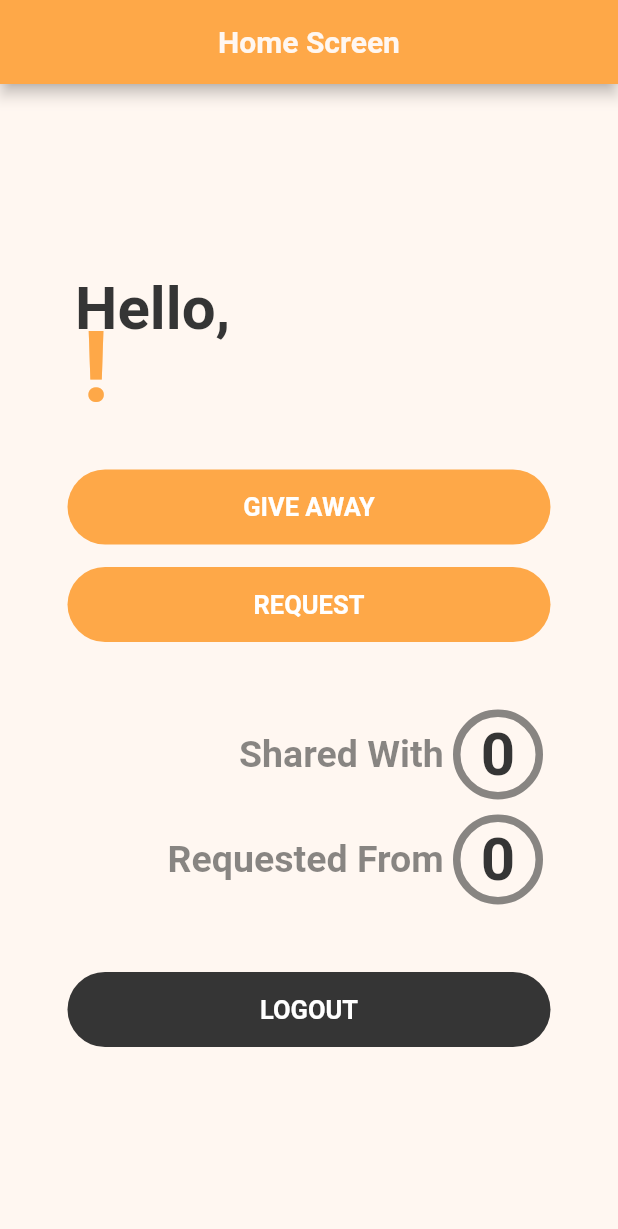
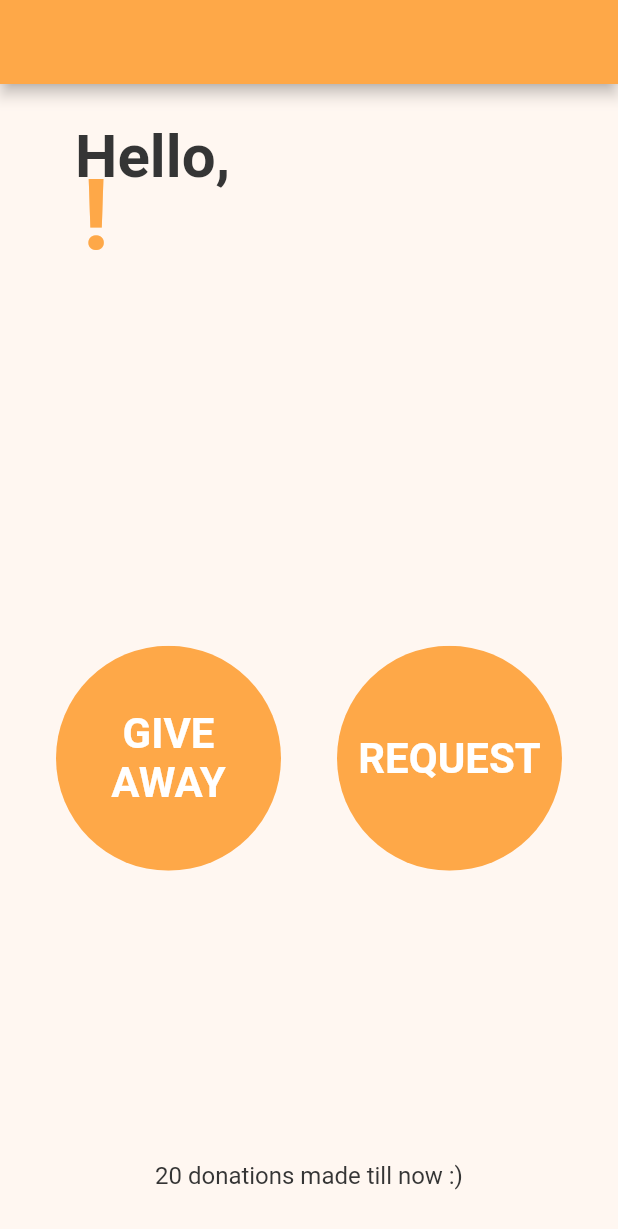
Before and after one commit to Food-For-Good/ffg-mobile, a Flutter app: the screen it shows once a user with an empty profile is signed in, on a phone screen of 412 x 824 dp. Shown: the top 1229 px of the screen. Run offline on Flutter 3.47's test engine with Material 2 defaults, Android fonts, the phone set to English and light mode, and no system bars; our stand-ins replace cloud_firestore, firebase_auth, flushbar, flutter_map, flutter_spinkit, font_awesome_flutter and 3 more; missing offline and left inert: geocoder; accounts and stored records are empty; Roboto replaces fonts that are missing (Proxima Nova).

Commit message:
1] Changed rounded_button.dart file, 'height' and 'width' variable added. Default values for height and width is 150.0.   2] New design of Homepage applied  3] Appbar heading removed

```diff
--- a/lib/components/rounded_button.dart
+++ b/lib/components/rounded_button.dart
@@ -1,3 +1,4 @@
+import 'package:FoodForGood/constants.dart';
 import 'package:flutter/material.dart';
 
 class RoundedButton extends StatelessWidget {
@@ -5,42 +6,44 @@ class RoundedButton extends StatelessWidget {
   final Color colour;
   final String title;
   final Function pressed;
+  final height;
+  final width;
 
-  RoundedButton(
-      {this.colour,
+  RoundedButton({
+    this.colour,
     this.title,
     this.pressed,
-      this.splashColour = Colors.deepOrange});
+    this.splashColour = Colors.deepOrange,
+    this.height = 150.0,
+    this.width = 150.0
+  });
 
   @override
   Widget build(BuildContext context) {
-    return Container(
+    return ClipOval(
+      child: Material(
+        color: kPrimaryColor, // button color
+        child: InkWell(
+          splashColor: splashColour,
+          onTap: pressed,
+          child: Container(
+            alignment: Alignment.center,
+            height: height,
+            width: width,
             child: Padding(
-        padding: const EdgeInsets.only(left: 45.0, right: 45.0),
-        child: Row(
-          children: <Widget>[
-            Expanded(
-              child: FlatButton(
-                shape: RoundedRectangleBorder(
-                  borderRadius: BorderRadius.circular(30.0),
-                ),
-                color: colour,
-                splashColor: splashColour,
-                onPressed: pressed,
-                child: Padding(
-                  padding: const EdgeInsets.only(top: 15.0, bottom: 15.0),
+              padding: const EdgeInsets.all(8.0),
               child: Text(
                 title,
+                softWrap: true,
+                textAlign: TextAlign.center,
                 style: TextStyle(
                   color: Colors.white,
                   fontWeight: FontWeight.bold,
-                      fontSize: 17.0,
+                  fontSize: 28.0,
                 ),
               ),
             ),
           ),
-            )
-          ],
         ),
       ),
     );
--- a/lib/screens/home_screen.dart
+++ b/lib/screens/home_screen.dart
@@ -51,21 +51,15 @@ class _HomeScreenState extends State<HomeScreen> {
       child: Scaffold(
         appBar: AppBar(
           leading: Container(),
-          centerTitle: true,
-          title: Text(
-            'Home Screen',
-            style: kTitleStyle,
-          ),
         ),
         body: ModalProgressHUD(
           inAsyncCall: showSpinner,
           color: kPrimaryColor,
           child: Column(
-            mainAxisAlignment: MainAxisAlignment.center,
             children: <Widget>[
               Padding(
-                padding: const EdgeInsets.symmetric(horizontal: 50.0),
-                child: Center(
+                padding:
+                  const EdgeInsets.symmetric(horizontal: 50.0, vertical: 25),
                 child: Stack(
                   children: <Widget>[
                     Text(
@@ -101,8 +95,11 @@ class _HomeScreenState extends State<HomeScreen> {
                   ],
                 ),
               ),
-              ),
               SizedBox(height: 30.0),
+              Expanded(
+                child: Row(
+                  mainAxisAlignment: MainAxisAlignment.spaceEvenly,
+                  children: [
                   RoundedButton(
                     colour: kPrimaryColor,
                     title: 'GIVE AWAY',
@@ -117,106 +114,21 @@ class _HomeScreenState extends State<HomeScreen> {
                       );
                     },
                   ),
-              SizedBox(height: 15.0),
                   RoundedButton(
                     colour: kPrimaryColor,
                     title: 'REQUEST',
+                    height: 150.0,
                     pressed: () {
                       Navigator.pushNamed(context, '/request');
                     },
                   ),
-              SizedBox(height: 40.0),
-              Padding(
-                padding: EdgeInsets.symmetric(horizontal: 50.0, vertical: 5.0),
-                child: Row(
-                  mainAxisAlignment: MainAxisAlignment.end,
-                  children: <Widget>[
-                    Text(
-                      'Shared With ',
-                      style: kHeadingStyle.copyWith(
-                        fontSize: 25.0,
-                        color: kSecondaryColor.withAlpha(150),
-                      ),
+                ]),
               ),
               Container(
-                      width: 60.0,
-                      height: 60.0,
-                      child: Container(
-                        child: Center(
-                          child: Text(
-                            this.sharedWith.toString(),
-                            style: kHeadingStyle.copyWith(
-                                fontSize: 40.0, color: kSecondaryColor),
+                height: 50,
+                child: Text('20 donations made till now :)',
+                  style: kTextStyle,
                 ),
-                        ),
-                        decoration: BoxDecoration(
-                          border: Border.all(
-                            color: kSecondaryColor.withAlpha(150),
-                            width: 5.0,
-                          ),
-                          shape: BoxShape.circle,
-                        ),
-                      ),
-                    ),
-                  ],
-                ),
-              ),
-              Padding(
-                padding: EdgeInsets.symmetric(horizontal: 50.0, vertical: 5.0),
-                child: Row(
-                  mainAxisAlignment: MainAxisAlignment.end,
-                  children: <Widget>[
-                    Text(
-                      'Requested From ',
-                      style: kHeadingStyle.copyWith(
-                        fontSize: 25.0,
-                        color: kSecondaryColor.withAlpha(150),
-                      ),
-                    ),
-                    Container(
-                      width: 60.0,
-                      height: 60.0,
-                      child: Container(
-                        child: Center(
-                          child: Text(
-                            this.requestedFrom.toString(),
-                            style: kHeadingStyle.copyWith(
-                                fontSize: 40.0, color: kSecondaryColor),
-                          ),
-                        ),
-                        decoration: BoxDecoration(
-                          border: Border.all(
-                            color: kSecondaryColor.withAlpha(150),
-                            width: 5.0,
-                          ),
-                          shape: BoxShape.circle,
-                        ),
-                      ),
-                    ),
-                  ],
-                ),
-              ),
-              SizedBox(height: 40.0),
-              RoundedButton(
-                title: 'LOGOUT',
-                colour: kSecondaryColor,
-                splashColour: kBackgroundColor.withAlpha(150),
-                pressed: () async {
-                  setState(() {
-                    showSpinner = true;
-                  });
-                  try {
-                    AuthService auth = Provider.of(context).auth;
-                    auth.signOut();
-                    Navigator.pop(context);
-                    Navigator.pushReplacementNamed(context, '/');
-                    setState(() {
-                      showSpinner = false;
-                    });
-                  } catch (e) {
-                    print('Error: ' + e.toString());
-                  }
-                },
               ),
             ],
           ),
```
Also changed, not shown: pubspec.lock. Lines whose indentation alone changed are shown as unchanged.
